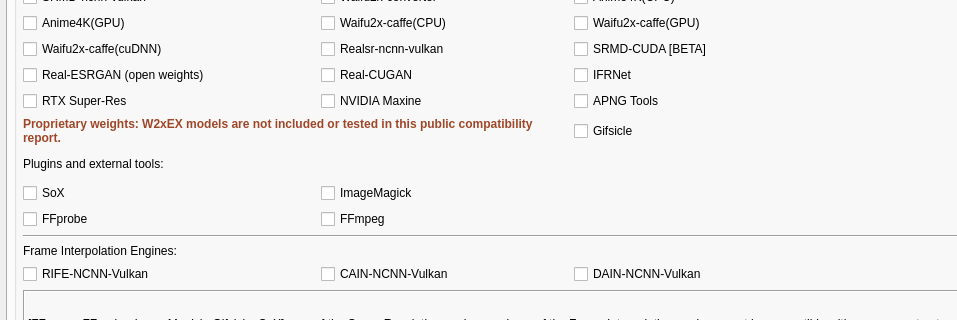
This is src/image2x-ui/app/mainwindow.ui in AIPBS/image2x-Extension-GUI as Qt 5 draws it before an edit; both pictures show x 0 to 957 and y 145 to 465 of the 1096 by 886 pixel window. The edited form follows.
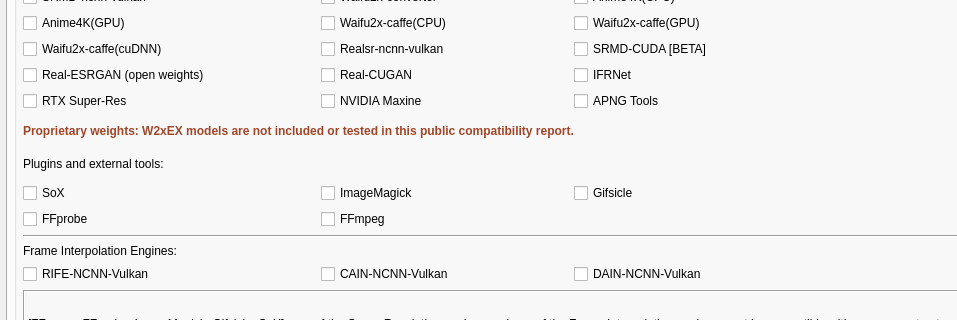
This is the edited form. The open tabs and pages were chosen to show the change. Icons and pictures are not drawn.

Commit message: fix: give proprietary model section full width

The edit to the form file:
```diff
--- a/src/image2x-ui/app/mainwindow.ui
+++ b/src/image2x-ui/app/mainwindow.ui
@@ -11164,7 +11164,7 @@
               </property>
              </widget>
             </item>
-             <item row="7" column="2">
+             <item row="9" column="2">
               <widget class="QCheckBox" name="checkBox_isCompatible_Gifsicle">
               <property name="toolTip">
                <string notr="true">https://www.lcdf.org/gifsicle/</string>
@@ -11458,7 +11458,7 @@
                </property>
               </widget>
              </item>
-             <item row="7" column="0" colspan="2">
+             <item row="7" column="0" colspan="3">
               <widget class="QLabel" name="label_CompatibilityProprietaryWeights">
                <property name="styleSheet">
                 <string notr="true">font-weight: bold; color: rgb(160, 70, 40);</string>
```
